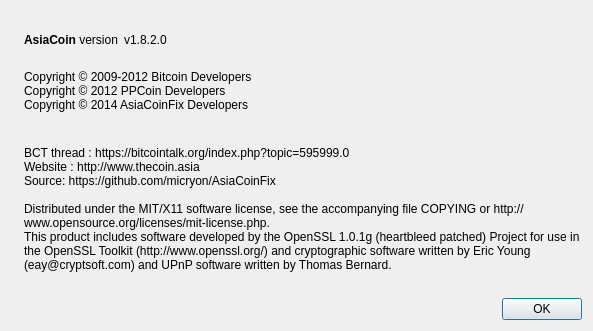
The window that src/qt/forms/aboutdialog.ui (micryon/AsiaCoinFix) describes before a commit, drawn with Qt 5.
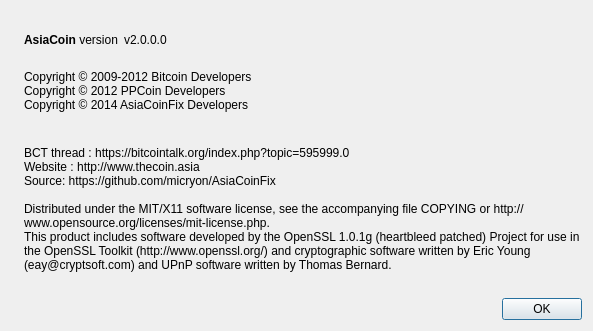
The same window after the commit. Icons and pictures are not drawn.

The edit to the form file:
```diff
--- a/src/qt/forms/aboutdialog.ui
+++ b/src/qt/forms/aboutdialog.ui
@@ -63,7 +63,7 @@
           <cursorShape>IBeamCursor</cursorShape>
          </property>
          <property name="text">
-          <string notr="true">v1.8.2.0</string>
+          <string notr="true">v2.0.0.0</string>
          </property>
          <property name="textInteractionFlags">
           <set>Qt::LinksAccessibleByMouse|Qt::TextSelectableByKeyboard|Qt::TextSelectableByMouse</set>
```
